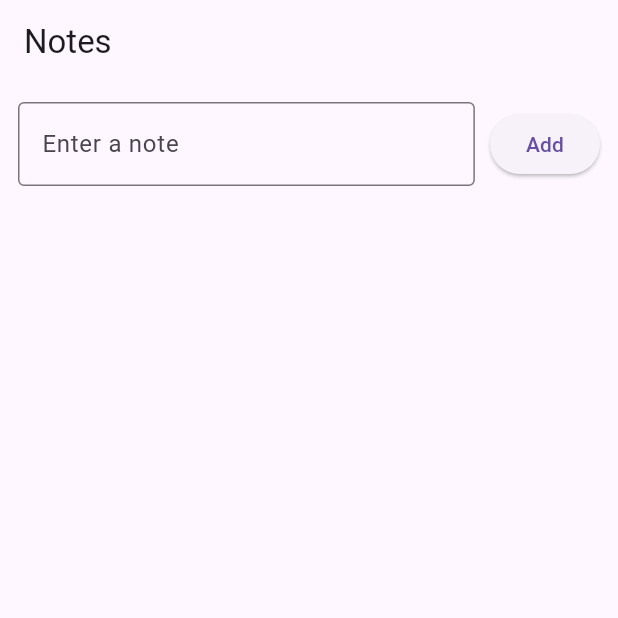
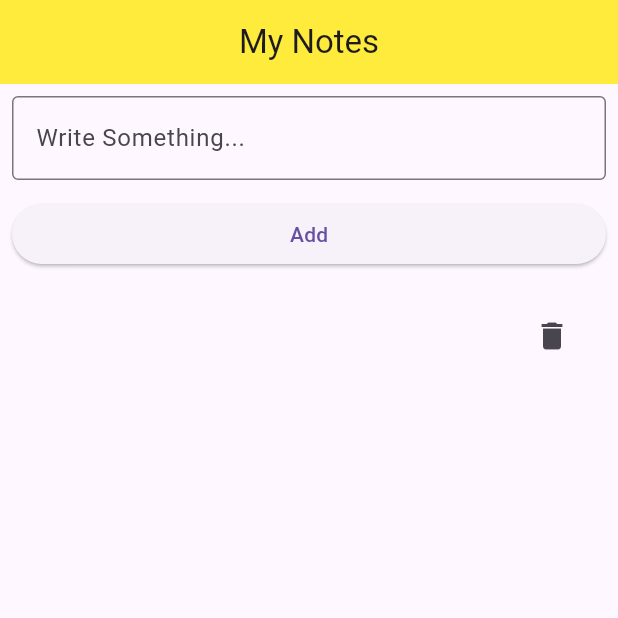
Before and after one commit to HasanJuned/testing2, a Flutter app: the screen it shows after launch, after a tap on "Add", on a phone screen of 412 x 824 dp, the top half of it. Run offline on Flutter 3.47's test engine with Material 3 defaults, Android fonts, the phone set to English and light mode, and no system bars; our stand-ins replace shared_preferences.

Commit message:
basic notes app

```diff
--- a/lib/main.dart
+++ b/lib/main.dart
@@ -1,7 +1,7 @@
 import 'package:flutter/material.dart';
 import 'package:shared_preferences/shared_preferences.dart';
 
-void main(){
+void main() {
   runApp(const NotesApp());
 }
 
@@ -12,23 +12,23 @@ class NotesApp extends StatelessWidget {
   Widget build(BuildContext context) {
     return const MaterialApp(
       debugShowCheckedModeBanner: false,
-      title: 'Notes App',
-      home: NotesHomePage(),
+      home: HomeScreen(),
     );
   }
 }
 
-class NotesHomePage extends StatefulWidget {
-  const NotesHomePage({super.key});
+class HomeScreen extends StatefulWidget {
+  const HomeScreen({super.key});
 
   @override
-  _NotesHomePageState createState() => _NotesHomePageState();
+  State<HomeScreen> createState() => _HomeScreenState();
 }
 
-class _NotesHomePageState extends State<NotesHomePage> {
+class _HomeScreenState extends State<HomeScreen> {
+  final TextEditingController _noteController = TextEditingController();
+  late List<String> list = [];
 
-  List<String> notes = [];
-  TextEditingController noteController = TextEditingController();
+  /// appp build
 
   @override
   void initState() {
@@ -36,83 +36,81 @@ class _NotesHomePageState extends State<NotesHomePage> {
     loadNotes();
   }
 
-  Future<void> loadNotes() async {
-    SharedPreferences prefs = await SharedPreferences.getInstance();
-    List<String>? storedNotes = prefs.getStringList('notes');
-    if (storedNotes != null) {
-      setState(() {
-        notes = storedNotes;
-      });
-    }
+  @override
+  Widget build(BuildContext context) {
+    return Scaffold(
+      appBar: AppBar(
+        title: const Text('My Notes'),
+        backgroundColor: Colors.yellow,
+        centerTitle: true,
+      ),
+      body: Padding(
+        padding: const EdgeInsets.all(8.0),
+        child: Column(
+          children: [
+            TextFormField(
+              controller: _noteController,
+              decoration: const InputDecoration(
+                  hintText: 'Write Something...', border: OutlineInputBorder()),
+            ),
+            const SizedBox(
+              height: 12,
+            ),
+            SizedBox(
+              width: double.infinity,
+              child: ElevatedButton(
+                onPressed: addInformationToList,
+                child: const Text('Add'),
+              ),
+            ),
+            const SizedBox(
+              height: 16,
+            ),
+            dataUi(),
+          ],
+        ),
+      ),
+    );
+  }
+
+  Widget dataUi() {
+    return Expanded(
+      child: ListView.builder(
+          itemCount: list.length,
+          itemBuilder: (context, index) {
+            return ListTile(
+              title: Text(list[index].toString()),
+              trailing: GestureDetector(
+                  onTap: () {
+                    list.removeAt(index);
+
+                    ///
+                    saveNotes();
+                    setState(() {});
+                  },
+                  child: Icon(Icons.delete)),
+            );
+          }),
+    );
+  }
+
+  addInformationToList() {
+    list.add(_noteController.text); //  2
+
+    saveNotes();
+    setState(() {});
   }
 
   Future<void> saveNotes() async {
-    SharedPreferences prefs = await SharedPreferences.getInstance();
-    await prefs.setStringList('notes', notes);
+    SharedPreferences ob = await SharedPreferences.getInstance();
+    await ob.setStringList('notes', list);
   }
 
-  void addNote() {
-    String text = noteController.text.trim();
-    if (text.isNotEmpty) {
-      setState(() {
-        notes.add(text);
-        noteController.clear();
-      });
-      saveNotes();
-    }
-  }
+  Future<void> loadNotes() async {
+    SharedPreferences ob = await SharedPreferences.getInstance();
 
-  void deleteNote(int index) {
-    setState(() {
-      notes.removeAt(index);
-    });
-    saveNotes();
-  }
-
-  @override
-  Widget build(BuildContext context) {
-    return Scaffold(
-      appBar: AppBar(title: const Text('Notes')),
-      body: Column(
-        children: [
-          Padding(
-            padding: const EdgeInsets.all(12),
-            child: Row(
-              children: [
-                Expanded(
-                  child: TextField(
-                    controller: noteController,
-                    decoration: const InputDecoration(
-                      hintText: 'Enter a note',
-                      border: OutlineInputBorder(),
-                    ),
-                  ),
-                ),
-                const SizedBox(width: 10),
-                ElevatedButton(
-                  onPressed: addNote,
-                  child: const Text('Add'),
-                ),
-              ],
-            ),
-          ),
-          Expanded(
-            child: ListView.builder(
-              itemCount: notes.length,
-              itemBuilder: (context, index) =>
-                  Card(
-                    child: ListTile(
-                      title: Text(notes[index]),
-                      trailing: IconButton(
-                        icon: const Icon(Icons.delete, color: Colors.red),
-                        onPressed: () => deleteNote(index),
-                      ),
-                    ),
-                  ),
-            ),
-          ),
-        ],
-      ),
-    );
+    List<String>? storedNotes = ob.getStringList('notes');
+    list = storedNotes!;
+    setState(() {});
   }
 }
```
